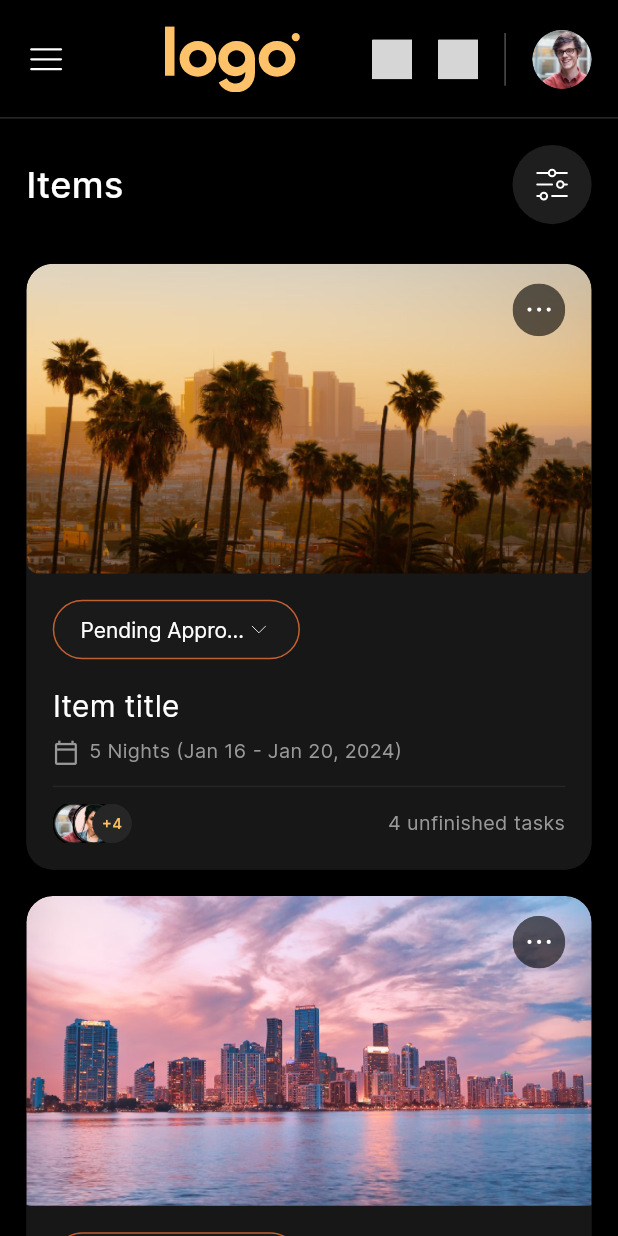
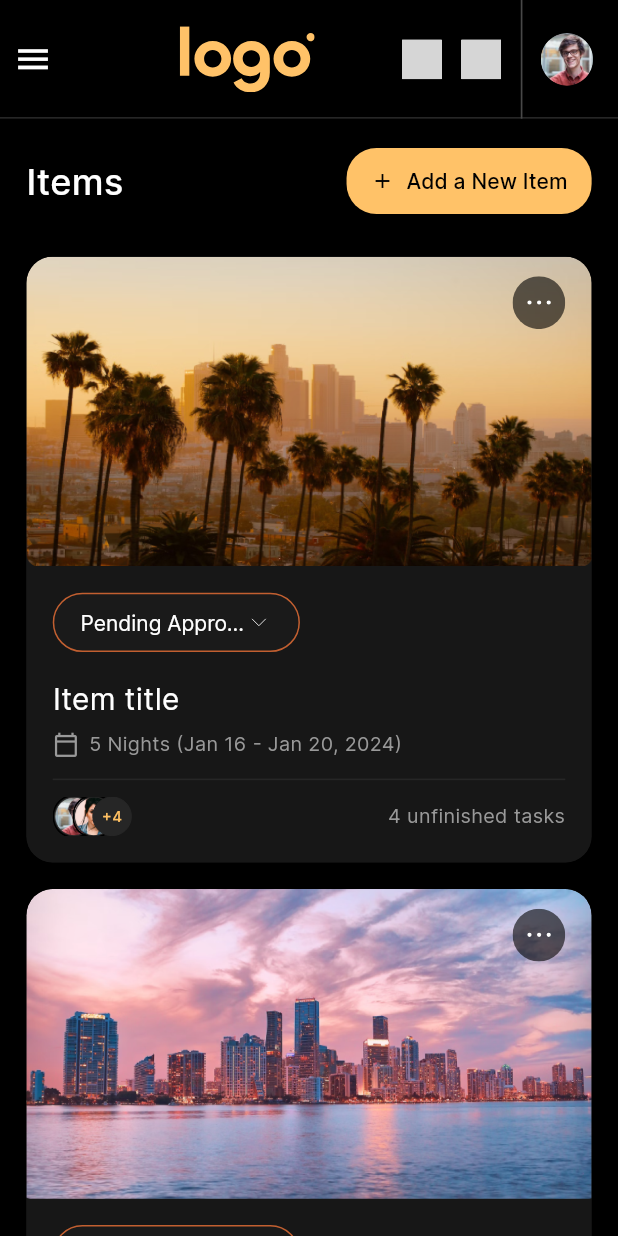
Before and after one commit to abdo-essam/travel_task_web, a Flutter app: the screen it shows after launch, on a phone screen of 412 x 824 dp. Run offline on Flutter 3.47's test engine with Material 3 defaults, Android fonts, the phone set to English and light mode, and no system bars; our stand-ins replace cached_network_image, flutter_svg; grey boxes are pictures that could not be loaded.

Commit message:
feat(ui): Implement mobile navigation drawer and responsive layout
This commit introduces a mobile navigation drawer for smaller
screens and enhances the TripsScreen with a responsive layout.
The drawer provides access to different sections like Items,
Pricing, Info, Tasks, Analytics, Settings, and Help.
A responsive "Add Item" button is also added, switching between
icon and icon+text depending on screen size.

```diff
--- a/lib/presentation/trips_screen/trips_screen.dart
+++ b/lib/presentation/trips_screen/trips_screen.dart
@@ -2,97 +2,129 @@ import 'package:flutter/material.dart';
 import '../../core/app_export.dart';
 import '../../models/trip_model.dart';
 import '../../widgets/trip_card.dart';
-import 'widgets/app_bar/appbar_leading_image.dart';
 import 'widgets/app_bar/appbar_title_image.dart';
 import 'widgets/app_bar/appbar_trailing_image.dart';
 import 'widgets/app_bar/appbar_trailing_image_one.dart';
 import 'widgets/app_bar/custom_app_bar.dart';
+import 'widgets/mobile_navigation_drawer.dart';
 
-class TripsScreen extends StatelessWidget {
+class TripsScreen extends StatefulWidget {
   const TripsScreen({super.key});
+
+  @override
+  State<TripsScreen> createState() => _TripsScreenState();
+}
+
+class _TripsScreenState extends State<TripsScreen> {
+  bool _isDrawerOpen = false;
+  int _selectedNavIndex = 0; // Items selected by default
 
   @override
   Widget build(BuildContext context) {
     return Scaffold(
       backgroundColor: appTheme.black900,
+      body: SafeArea(
+        child: Row(
+          children: [
+            // Side navigation drawer (only shown if drawer is open)
+            if (_isDrawerOpen)
+              MobileNavigationDrawer(
+                selectedIndex: _selectedNavIndex,
+                onItemSelected: (index) {
+                  setState(() {
+                    _selectedNavIndex = index;
+                  });
+                },
+              ),
+
+            // Main content
+            Expanded(
+              child: Scaffold(
+                backgroundColor: appTheme.black900,
                 appBar: _buildHeader(context),
                 body: Container(
                   width: double.maxFinite,
-        padding: EdgeInsets.symmetric(horizontal: 16.h), // Updated from 12.h to 16.h
+                  padding: EdgeInsets.symmetric(horizontal: 16.h),
                   child: Column(
                     mainAxisSize: MainAxisSize.max,
                     children: [
                       SizedBox(height: 16.h),
                       _buildItemsRow(context),
-            SizedBox(height: 16.h), // Updated from 18.h to 16.h
+                      SizedBox(height: 16.h),
                       _buildTripsList(context),
+                    ],
+                  ),
+                ),
+              ),
+            ),
           ],
         ),
       ),
     );
   }
 
-  /// Section Widget
+  /// Section Widget - Header with CustomAppBar
   PreferredSizeWidget _buildHeader(BuildContext context) {
     return CustomAppBar(
-      height: 72.h,
-      leadingWidth: 56.h,
-      leading: AppbarLeadingImage(
-        imagePath: ImageConstant.imgLinearInterface, // Menu/hamburger icon
+      leadingWidth: 40.h,
+      leading: IconButton(
+        icon: Icon(
+          _isDrawerOpen ? Icons.menu_open : Icons.menu,
+          color: Colors.white,
+          size: 24.h,
         ),
-      title: AppbarTitleImage(
-        imagePath: ImageConstant.imgLogoipsum3321, // Logo image
+        onPressed: () {
+          setState(() {
+            _isDrawerOpen = !_isDrawerOpen;
+          });
+        },
+      ),
+      title: SizedBox(
+        width: double.maxFinite,
+        child: AppbarTitleImage(
+          imagePath: ImageConstant.imgLogoipsum3321,
           height: 40.h,
+          width: 82.h,
+          margin: EdgeInsets.only(left: 16.h),
         ),
-      centerTitle: false,
+      ),
       actions: [
+        AppbarTrailingImage(imagePath: ImageConstant.imgSearch),
+        AppbarTrailingImage(
+          imagePath: ImageConstant.imgIcons,
+          margin: EdgeInsets.only(left: 12.h),
+        ),
         Padding(
-          padding: EdgeInsets.only(right: 16.h),
-          child: Row(
-            children: [
-              AppbarTrailingImage(
-                imagePath: ImageConstant.imgSearch, // Settings gear icon
-                height: 24.h,
-                width: 24.h,
-              ),
-              SizedBox(width: 16.h),
-              AppbarTrailingImage(
-                imagePath: ImageConstant.imgIcons, // Bell/notification icon
-                height: 24.h,
-                width: 24.h,
-              ),
-              SizedBox(width: 16.h),
-              // Vertical divider
-              Container(
-                height: 32.h,
+          padding: EdgeInsets.only(left: 12.h),
+          child: VerticalDivider(
             width: 1.h,
+            thickness: 1.h,
             color: appTheme.gray800,
           ),
-              SizedBox(width: 16.h),
-              // Profile image
+        ),
         AppbarTrailingImageOne(
-                imagePath: ImageConstant.imgFrame77135, // Profile image
-                height: 36.h,
-                width: 36.h,
-                radius: BorderRadius.circular(18.h),
-              ),
-            ],
-          ),
+          imagePath: ImageConstant.imgFrame77135,
+          height: 32.h,
+          width: 32.h,
+          margin: EdgeInsets.only(left: 11.h, right: 15.h),
         ),
       ],
       styleType: Style.bgOutlineGray900,
     );
   }
 
-  /// Section Widget
+  /// Section Widget - Fixed Items Row with responsive button
   Widget _buildItemsRow(BuildContext context) {
-    return Container(
-      width: double.maxFinite,
-      margin: EdgeInsets.zero,
-      child: Row(
+    return LayoutBuilder(
+        builder: (context, constraints) {
+          // Determine if we should use a compact layout
+          bool isCompact = constraints.maxWidth < 350;
+
+          return Row(
             mainAxisAlignment: MainAxisAlignment.spaceBetween,
             children: [
-          Text(
+              Flexible(
+                child: Text(
                   "Items",
                   style: TextStyle(
                     fontSize: 24,
@@ -100,25 +132,46 @@ class TripsScreen extends StatelessWidget {
                     color: Colors.white,
                     fontFamily: 'Inter',
                   ),
+                  overflow: TextOverflow.ellipsis,
                 ),
-          Container(
-            height: 48.h,
-            width: 48.h,
-            decoration: BoxDecoration(
-              color: Color(0xFF1E1E1E),
-              shape: BoxShape.circle,
               ),
-            child: Center(
-              child: CustomImageView(
-                imagePath: ImageConstant.imgLinearInterfaceWhiteA700,
-                height: 24.h,
-                width: 24.h,
-                color: Colors.white,
+              SizedBox(width: 8.h),
+              isCompact
+                  ? IconButton(
+                onPressed: () {},
+                icon: Icon(Icons.add, color: Colors.black),
+                style: IconButton.styleFrom(
+                  backgroundColor: const Color(0xFFFFC268),
+                  shape: CircleBorder(),
+                ),
+              )
+                  : ElevatedButton.icon(
+                onPressed: () {},
+                icon: Icon(
+                  Icons.add,
+                  color: Colors.black,
+                  size: 16,
+                ),
+                label: Text(
+                  'Add a New Item',
+                  style: TextStyle(
+                    color: Colors.black,
+                    fontSize: 14,
+                    fontFamily: 'Inter',
+                    fontWeight: FontWeight.w500,
+                  ),
+                ),
+                style: ElevatedButton.styleFrom(
+                  backgroundColor: const Color(0xFFFFC268),
+                  padding: EdgeInsets.symmetric(horizontal: 16, vertical: 12),
+                  shape: RoundedRectangleBorder(
+                    borderRadius: BorderRadius.circular(20),
                   ),
                 ),
               ),
             ],
-      ),
+          );
+        }
     );
   }
 
@@ -139,7 +192,7 @@ class TripsScreen extends StatelessWidget {
           final trip = trips[index];
           return TripCard(
             imageUrl: trip.imagePath,
-            title: index == 0 ? "Item title" : trip.title, // Make the first card match the image
+            title: index == 0 ? "Item title" : trip.title,
             dateRange: index == 0 ? "5 Nights (Jan 16 - Jan 20, 2024)" : trip.dateRangeText,
             unfinishedTasks: index == 0 ? 4 : trip.unfinishedTasks,
             avatarUrls: trip.participantAvatars,
@@ -166,32 +219,32 @@ class TripsScreen extends StatelessWidget {
       ),
       builder: (context) {
         return Container(
-          padding: EdgeInsets.symmetric(vertical: 16.h), // Updated from 20.h to 16.h
+          padding: EdgeInsets.symmetric(vertical: 16.h),
           child: Column(
             mainAxisSize: MainAxisSize.min,
             children: [
               ListTile(
-                contentPadding: EdgeInsets.symmetric(horizontal: 16.h), // Added consistent padding
+                contentPadding: EdgeInsets.symmetric(horizontal: 16.h),
                 leading: Icon(Icons.edit, color: appTheme.whiteA700),
-                title: Text('Edit Trip', style: theme.textTheme.bodyMedium),
+                title: Text('Edit Item', style: theme.textTheme.bodyMedium),
                 onTap: () {
                   Navigator.pop(context);
                   // Handle edit action
                 },
               ),
               ListTile(
-                contentPadding: EdgeInsets.symmetric(horizontal: 16.h), // Added consistent padding
+                contentPadding: EdgeInsets.symmetric(horizontal: 16.h),
                 leading: Icon(Icons.share, color: appTheme.whiteA700),
-                title: Text('Share Trip', style: theme.textTheme.bodyMedium),
+                title: Text('Share Item', style: theme.textTheme.bodyMedium),
                 onTap: () {
                   Navigator.pop(context);
                   // Handle share action
                 },
               ),
               ListTile(
-                contentPadding: EdgeInsets.symmetric(horizontal: 16.h), // Added consistent padding
+                contentPadding: EdgeInsets.symmetric(horizontal: 16.h),
                 leading: Icon(Icons.delete, color: Colors.red),
-                title: Text('Delete Trip', style: TextStyle(
+                title: Text('Delete Item', style: TextStyle(
                   color: Colors.red,
                   fontSize: 14.fSize,
                   fontFamily: 'Inter',
```
Also changed, not shown: lib/presentation/trips_screen/widgets/mobile_navigation_drawer.dart (added, +237 -0 lines). Lines whose indentation alone changed are shown as unchanged.
